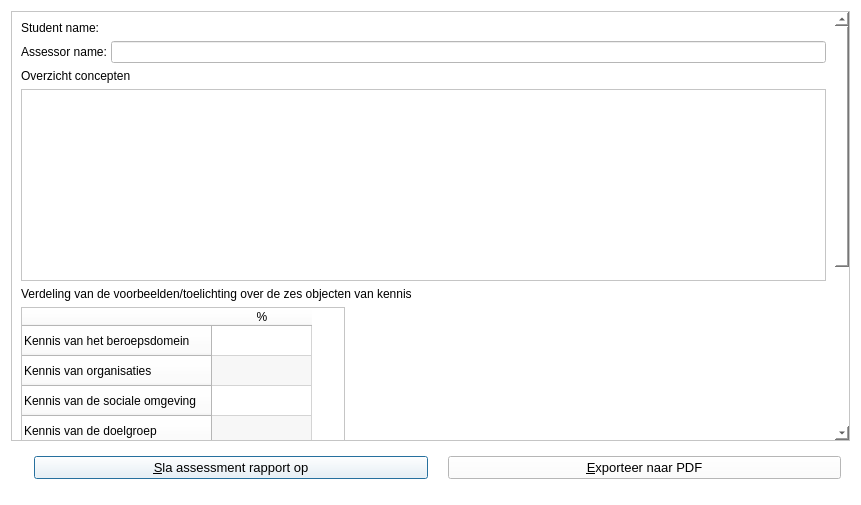
First picture: the form in qtbrainweaverratingdialog.ui, repository richelbilderbeek/BrainWeaver, before the edit.
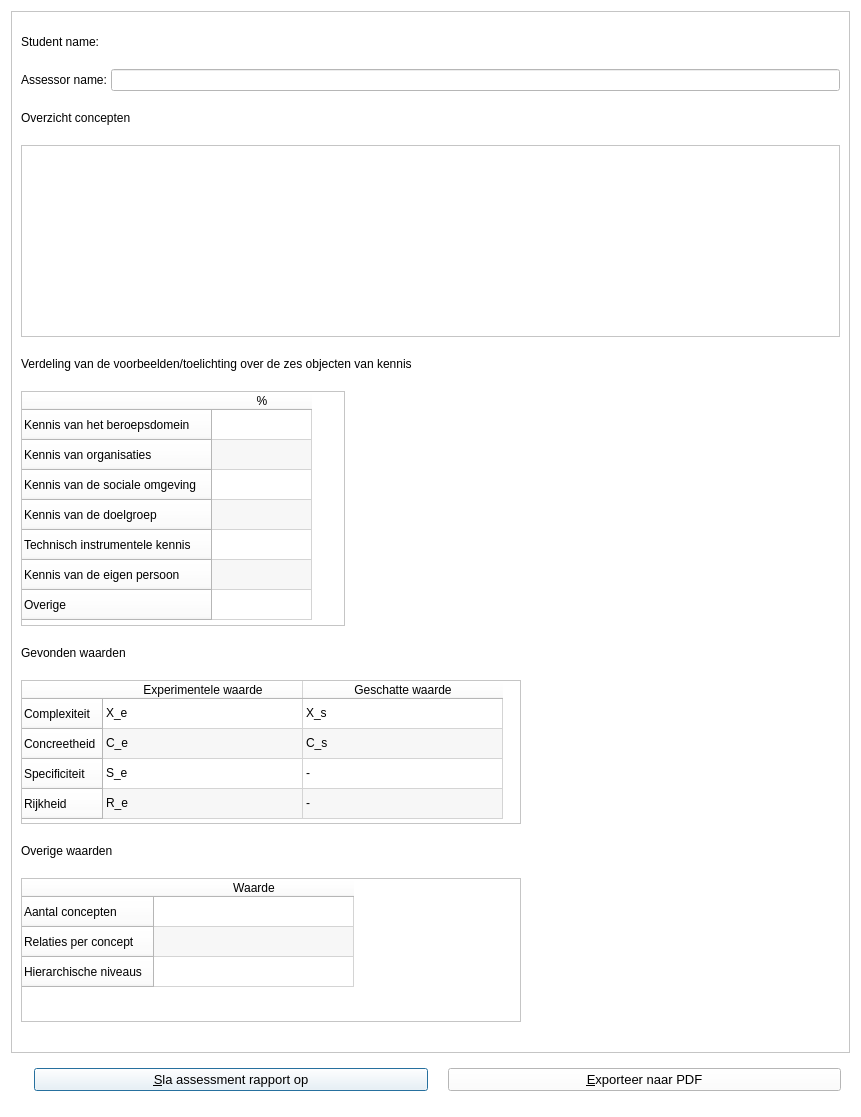
Second picture: the form after the edit. Icons and pictures are not drawn.

```diff
--- a/qtbrainweaverratingdialog.ui
+++ b/qtbrainweaverratingdialog.ui
@@ -7,7 +7,7 @@
     <x>0</x>
     <y>0</y>
     <width>861</width>
-    <height>505</height>
+    <height>1117</height>
    </rect>
   </property>
   <property name="font">
@@ -39,8 +39,8 @@
        <rect>
         <x>0</x>
         <y>0</y>
-        <width>826</width>
-        <height>728</height>
+        <width>839</width>
+        <height>1038</height>
        </rect>
       </property>
       <layout class="QVBoxLayout" name="verticalLayout">
@@ -403,6 +403,80 @@
          </item>
         </widget>
        </item>
+       <item>
+        <widget class="QLabel" name="label_misc_values">
+         <property name="sizePolicy">
+          <sizepolicy hsizetype="Preferred" vsizetype="Fixed">
+           <horstretch>0</horstretch>
+           <verstretch>0</verstretch>
+          </sizepolicy>
+         </property>
+         <property name="text">
+          <string>Overige waarden</string>
+         </property>
+        </widget>
+       </item>
+       <item>
+        <widget class="QTableWidget" name="table_misc_values">
+         <property name="sizePolicy">
+          <sizepolicy hsizetype="Expanding" vsizetype="Fixed">
+           <horstretch>0</horstretch>
+           <verstretch>0</verstretch>
+          </sizepolicy>
+         </property>
+         <property name="maximumSize">
+          <size>
+           <width>500</width>
+           <height>144</height>
+          </size>
+         </property>
+         <property name="verticalScrollBarPolicy">
+          <enum>Qt::ScrollBarAlwaysOff</enum>
+         </property>
+         <property name="horizontalScrollBarPolicy">
+          <enum>Qt::ScrollBarAlwaysOff</enum>
+         </property>
+         <property name="alternatingRowColors">
+          <bool>true</bool>
+         </property>
+         <attribute name="horizontalHeaderDefaultSectionSize">
+          <number>200</number>
+         </attribute>
+         <attribute name="horizontalHeaderMinimumSectionSize">
+          <number>100</number>
+         </attribute>
+         <row>
+          <property name="text">
+           <string>Aantal concepten</string>
+          </property>
+         </row>
+         <row>
+          <property name="text">
+           <string>Relaties per concept</string>
+          </property>
+         </row>
+         <row>
+          <property name="text">
+           <string>Hierarchische niveaus</string>
+          </property>
+         </row>
+         <column>
+          <property name="text">
+           <string>Waarde</string>
+          </property>
+         </column>
+         <item row="0" column="0">
+          <property name="text">
+           <string/>
+          </property>
+         </item>
+         <item row="1" column="0">
+          <property name="text">
+           <string/>
+          </property>
+         </item>
+        </widget>
+       </item>
       </layout>
      </widget>
     </widget>
```
